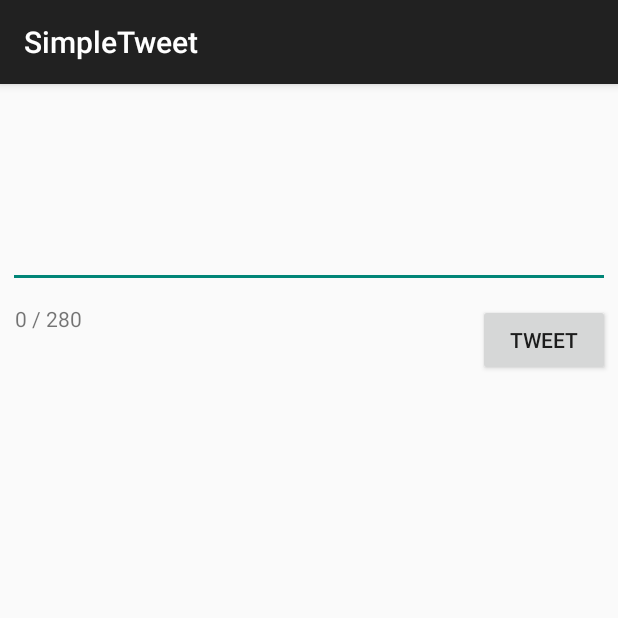
After one commit to Angelica-M/SimpleTweet, an Android app: the ComposeActivity screen opened directly, with no data from a screen before it, on a phone screen of 412 x 824 dp, the top half of it. The commit adds this screen. Run offline under Robolectric (Android 15) with nearby library versions, the phone set to English and light mode, and no system bars; our stand-ins replace Room's generated code; libraries missing offline, so code that uses them is left out: com.codepath.asynchttpclient, com.facebook.stetho, org.parceler; 1 statement that could not run was skipped.

Commit message:
Added Compose Tweet & Tweet DB Features

```diff
--- a/app/build.gradle
+++ b/app/build.gradle
@@ -50,5 +50,7 @@ dependencies {
     implementation "androidx.room:room-runtime:$room_version"
     annotationProcessor "androidx.room:room-compiler:$room_version"
     implementation 'com.facebook.stetho:stetho:1.5.1'
-    implementation 'androidx.swiperefreshlayout:swiperefreshlayout:1.0.0' // For Implementing Pull to Refresh feature as described in https://guides.codepath.org/android/Implementing-Pull-to-Refresh-Guide
+    implementation 'androidx.swiperefreshlayout:swiperefreshlayout:1.0.0' // For implementing Pull to Refresh feature as described in https://guides.codepath.org/android/Implementing-Pull-to-Refresh-Guide
+    implementation 'org.parceler:parceler-api:1.1.12' // For implementing Post Tweet feature
+    annotationProcessor 'org.parceler:parceler:1.1.12'
 }
--- a/app/src/main/AndroidManifest.xml
+++ b/app/src/main/AndroidManifest.xml
@@ -13,7 +13,8 @@
         android:icon="@drawable/ic_launcher"
         android:label="@string/app_name"
         android:theme="@style/AppTheme">
-        <activity android:name=".models.TimelineActivity"></activity>
+        <activity android:name=".models.ComposeActivity"></activity>
+        <activity android:name=".models.TimelineActivity" />
         <activity
             android:name=".LoginActivity"
             android:label="@string/app_name"
--- /dev/null
+++ b/app/src/main/java/com/codepath/apps/restclienttemplate/models/ComposeActivity.java
@@ -0,0 +1,119 @@
+package com.codepath.apps.restclienttemplate.models;
+
+import androidx.appcompat.app.AppCompatActivity;
+
+import android.content.Intent;
+import android.os.Bundle;
+import android.text.Editable;
+import android.text.TextWatcher;
+import android.util.Log;
+import android.view.View;
+import android.widget.Button;
+import android.widget.EditText;
+import android.widget.TextView;
+import android.widget.Toast;
+
+import com.codepath.apps.restclienttemplate.R;
+import com.codepath.apps.restclienttemplate.TwitterApp;
+import com.codepath.apps.restclienttemplate.TwitterClient;
+import com.codepath.asynchttpclient.callback.JsonHttpResponseHandler;
+
+import org.json.JSONException;
+import org.parceler.Parcels;
+
+import okhttp3.Headers;
+
+import static android.graphics.Color.GRAY;
+import static android.graphics.Color.RED;
+
+public class ComposeActivity extends AppCompatActivity {
+
+    public static final String TAG = "ComposeActivity";
+    public static final int MAX_TWEET_lENGTH = 280;
+
+    EditText etCompose;
+    Button btnTweet;
+    TextView tvCharCount;
+
+    TwitterClient client;
+
+    @Override
+    protected void onCreate(Bundle savedInstanceState) {
+        super.onCreate(savedInstanceState);
+        setContentView(R.layout.activity_compose);
+
+        etCompose = findViewById(R.id.etCompose);
+        btnTweet = findViewById(R.id.btnTweet);
+        tvCharCount = findViewById(R.id.tvCharCount);
+
+        client = TwitterApp.getRestClient(this);
+
+        // Set click listener on btnTweet
+        btnTweet.setOnClickListener(new View.OnClickListener() {
+            @Override
+            public void onClick(View view) {
+                String tweetContent = etCompose.getText().toString();
+                if (tweetContent.isEmpty()) {
+                    Toast.makeText(ComposeActivity.this, "Sorry, tweet cannot be empty", Toast.LENGTH_LONG).show(); // For debugging
+                    return;
+                }
+                if (tweetContent.length() > MAX_TWEET_lENGTH) {
+                    Toast.makeText(ComposeActivity.this, "Sorry, tweet is too long", Toast.LENGTH_LONG).show(); // For debugging
+                    return;
+                }
+                Toast.makeText(ComposeActivity.this, tweetContent, Toast.LENGTH_LONG).show(); // For debugging
+                // Make an API call to Twitter to publish tweet
+                client.publishTweet(tweetContent, new JsonHttpResponseHandler() {
+                    @Override
+                    public void onSuccess(int statusCode, Headers headers, JSON json) {
+                        Log.i(TAG, "onSuccess to publish tweet");
+                        try {
+                            Tweet tweet = Tweet.fromJson(json.jsonObject);
+                            Log.i(TAG, "Published tweet says: " + tweet);
+                            Intent intent = new Intent();
+                            intent.putExtra("tweet", Parcels.wrap(tweet)); // Convert tweet into a Parcel object
+                            setResult(RESULT_OK, intent);
+                            finish(); // Closes the activity, passes data to parent
+                        } catch (JSONException e) {
+                            e.printStackTrace();
+                        }
+                    }
+
+                    @Override
+                    public void onFailure(int statusCode, Headers headers, String response, Throwable throwable) {
+                        Log.e(TAG, "onFailure to publish tweet", throwable);
+                    }
+                });
+            }
+        });
+
+        // NOTE: METHOD BELOW MAY NOT BE NEEDED
+        // Set text changed listener on etCompose
+        etCompose.addTextChangedListener(new TextWatcher() {
+            @Override
+            public void onTextChanged(CharSequence s, int start, int before, int count) {
+                // Fires right as the text is being changed (even supplies the range of text)
+            }
+
+            @Override
+            public void beforeTextChanged(CharSequence s, int start, int count, int after) {
+                // Fires right before text is changing
+            }
+
+            @Override
+            public void afterTextChanged(Editable s) {
+                // Fires right after the text has changed
+                // Editable s is the tweetContent in etCompose, use s.toString() to convert to string
+                int newCharCount = s.length(); // s.length() is the number of chars in Editable s
+                String newTvCharCount = Integer.toString(newCharCount) + " / " + Integer.toString(MAX_TWEET_lENGTH);
+                tvCharCount.setText(newTvCharCount);
+                if (newCharCount > MAX_TWEET_lENGTH) {
+                    tvCharCount.setTextColor(RED);
+                } else {
+                    tvCharCount.setTextColor(GRAY);
+                }
+            }
+        });
+
+    }
+}
--- /dev/null
+++ b/app/src/main/res/layout/activity_compose.xml
@@ -0,0 +1,57 @@
+<?xml version="1.0" encoding="utf-8"?>
+<RelativeLayout xmlns:android="http://schemas.android.com/apk/res/android"
+    xmlns:app="http://schemas.android.com/apk/res-auto"
+    xmlns:tools="http://schemas.android.com/tools"
+    android:layout_width="match_parent"
+    android:layout_height="match_parent"
+    tools:context=".models.ComposeActivity">
+
+    <!--      Using this wrapper is an alternate way to track character count
+    <com.google.android.material.textfield.TextInputLayout
+        android:layout_width="match_parent"
+        android:layout_height="wrap_content"
+        app:counterEnabled="true"
+        app:counterMaxLength="10"
+        app:counterTextAppearance="@style/counterText"
+        app:counterOverflowTextAppearance="@style/counterOverride">
+     -->
+
+    <EditText
+        android:id="@+id/etCompose"
+        android:layout_width="match_parent"
+        android:layout_height="wrap_content"
+        android:layout_marginStart="5dp"
+        android:layout_marginTop="5dp"
+        android:layout_marginEnd="5dp"
+        android:layout_marginBottom="5dp"
+        android:ems="10"
+        android:gravity="start|top"
+        android:inputType="textMultiLine"
+        android:minLines="5"
+        tools:text="@string/etCompose_default" />
+
+    <!--
+    </com.google.android.material.textfield.TextInputLayout>
+    -->
+
+    <Button
+        android:id="@+id/btnTweet"
+        android:layout_width="wrap_content"
+        android:layout_height="wrap_content"
+        android:layout_below="@+id/etCompose"
+        android:layout_alignParentEnd="true"
+        android:layout_marginTop="5dp"
+        android:layout_marginEnd="5dp"
+        android:text="@string/tweet" />
+
+    <TextView
+        android:id="@+id/tvCharCount"
+        android:layout_width="wrap_content"
+        android:layout_height="wrap_content"
+        android:layout_below="@+id/etCompose"
+        android:layout_alignParentStart="true"
+        android:layout_marginStart="10dp"
+        android:layout_marginTop="5dp"
+        android:text="@string/_0_280" />
+
+</RelativeLayout>
--- a/app/src/main/res/values/strings.xml
+++ b/app/src/main/res/values/strings.xml
@@ -5,5 +5,8 @@
     <string name="login_label">Log in</string>
     <string name="intent_scheme">oauth</string>
     <string name="intent_host">cprest</string>
+    <string name="tweet">Tweet</string>
+    <string name="_0_280">0 / 280</string>
+    <string name="etCompose_default">What\'s happening?</string>
 
 </resources>
```
Also changed, not shown: app/src/main/java/com/codepath/apps/restclienttemplate/MyDatabase.java (+5 -2 lines), app/src/main/java/com/codepath/apps/restclienttemplate/TwitterClient.java (+9 -1 lines), app/src/main/java/com/codepath/apps/restclienttemplate/models/TimelineActivity.java (+72 -4 lines), app/src/main/java/com/codepath/apps/restclienttemplate/models/Tweet.java (+24 -1 lines), app/src/main/java/com/codepath/apps/restclienttemplate/models/TweetDao.java (added, +24 -0 lines), app/src/main/java/com/codepath/apps/restclienttemplate/models/TweetWithUser.java (added, +26 -0 lines), app/src/main/java/com/codepath/apps/restclienttemplate/models/User.java (+28 -0 lines), app/src/main/res/menu/menu_main.xml (added, +10 -0 lines), 1 other file.
